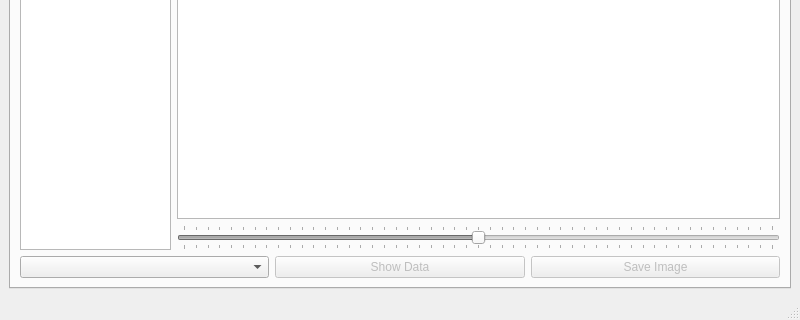
Qt form rcdsWindow.ui (CapstoneFlows/rcds-python) before a commit; both pictures show x 0 to 800 and y 280 to 600 of the 800 by 600 pixel window.
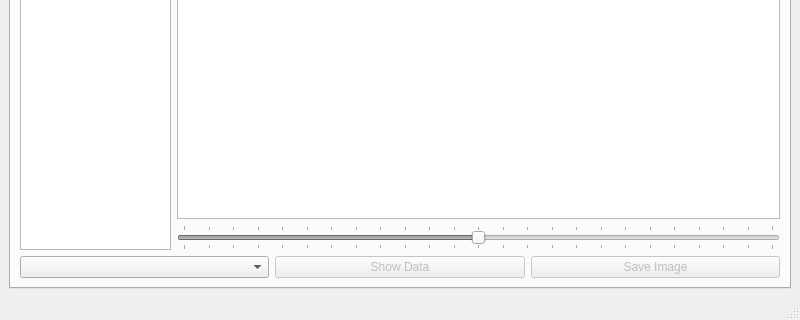
The same form after that commit. The open tabs and pages were chosen to show the change. Icons and pictures are not drawn. Custom widgets are drawn as their Qt base class.

Commit message: UI runs, need to change bindings

The edit to the form file:
```diff
--- a/rcdsWindow.ui
+++ b/rcdsWindow.ui
@@ -547,10 +547,10 @@
                  <bool>false</bool>
                 </property>
                 <property name="maximum">
-                 <number>500</number>
+                 <number>24</number>
                 </property>
                 <property name="value">
-                 <number>250</number>
+                 <number>12</number>
                 </property>
                 <property name="orientation">
                  <enum>Qt::Horizontal</enum>
@@ -559,7 +559,7 @@
                  <enum>QSlider::TicksBothSides</enum>
                 </property>
                 <property name="tickInterval">
-                 <number>10</number>
+                 <number>1</number>
                 </property>
                </widget>
               </item>
```
The commit also changes 2 other files.
